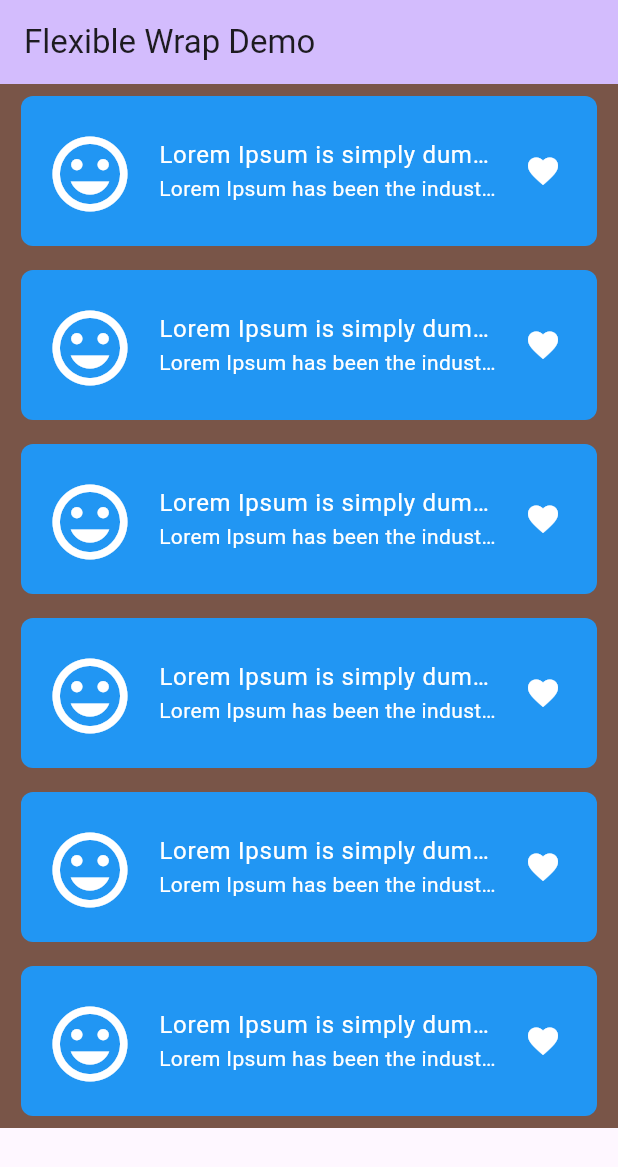
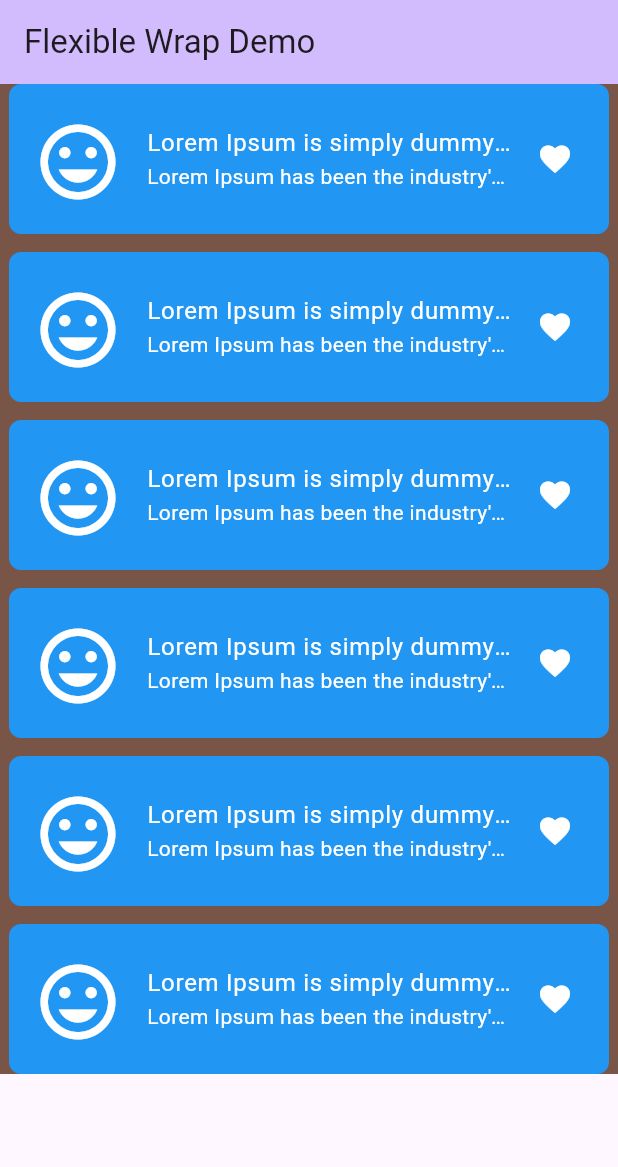
Before and after one commit to bixat/flexible_wrap, a Flutter app: the screen it shows after launch, on a phone screen of 412 x 824 dp. Shown: the top 1167 px of the screen. Run offline on Flutter 3.47's test engine with Material 3 defaults, Android fonts, the phone set to English and light mode, and no system bars.

Commit message:
Updated example

```diff
--- a/example/lib/main.dart
+++ b/example/lib/main.dart
@@ -45,11 +45,10 @@ class _MyHomePageState extends State<MyHomePage> {
           color: Colors.brown,
           child: FlexibleWrap(
             spacing: 12.0,
+            runSpacing: 12.0,
             textDirection: TextDirection.rtl,
             children: List.generate(6, (int index) {
-              return Padding(
-                padding: EdgeInsets.all(padding),
-                child: Container(
+              return Container(
                 height: 100,
                 width: 300,
                 decoration: BoxDecoration(
@@ -78,7 +77,6 @@ class _MyHomePageState extends State<MyHomePage> {
                     ),
                   ),
                 ),
-                ),
               );
             }).toList(),
           ),
```
Lines whose indentation alone changed are shown as unchanged.
